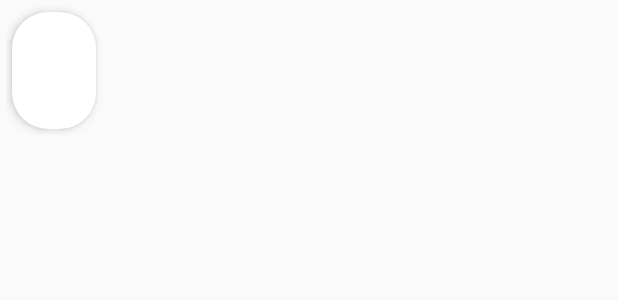
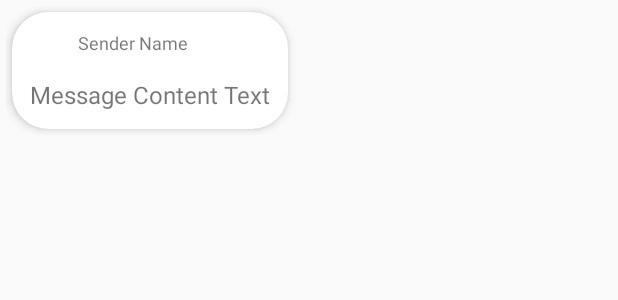
Before and after one commit to Lukas-Gelbmann/Messenger, an Android app: the layout message_item.xml on its own in the app's theme, with its tools: preview values and no code run, on a phone screen of 412 x 824 dp. Shown: the top 300 px of the screen. Run offline under Robolectric (Android 15) with nearby library versions, the phone set to English and light mode, and no system bars.

Commit message:
improve Message Bubble layout

```diff
--- a/app/src/main/res/layout/message_item.xml
+++ b/app/src/main/res/layout/message_item.xml
@@ -1,11 +1,9 @@
 <?xml version="1.0" encoding="utf-8"?>
 <layout xmlns:android="http://schemas.android.com/apk/res/android"
-    xmlns:app="http://schemas.android.com/apk/res-auto">
+    xmlns:app="http://schemas.android.com/apk/res-auto"
+    xmlns:tools="http://schemas.android.com/tools">
 
     <data>
-
-        <import type="android.view.Gravity" />
-
         <variable
             name="message"
             type="at.fhooe.mc.messenger.model.Message" />
@@ -19,19 +17,12 @@
         android:layout_width="match_parent"
         android:layout_height="wrap_content"
         android:padding="4dp">
-        <!-- TODO align message to right if sent by current user
-         why is this not working????
-         android:layout_alignParentRight="@{viewModel.messageSentByCurrentUser(message.senderId)}"
-         (Relative Layout)
-         same error with FrameLayout
-         android:layout_gravity="@{viewModel.messageSentByCurrentUser(message.senderId) ? Gravity.START : Gravity.END}" >
-            -->
 
             <androidx.cardview.widget.CardView
                 android:layout_width="wrap_content"
                 android:layout_height="wrap_content"
                 android:layout_margin="4dp"
-                app:cardBackgroundColor="@{viewModel.messageSentByCurrentUser(message.senderId) ? @color/bubbleMine : @color/bubbleOther}"
+                app:cardBackgroundColor="@{viewModel.messageSentByCurrentUser(message.senderId) ? @color/bubbleMine : @color/bubbleOther, default=@color/bubbleOther}"
                 app:cardCornerRadius="24dp"
                 app:cardElevation="4dp"
                 app:contentPadding="4dp"
@@ -60,9 +51,10 @@
                         <TextView
                             android:layout_width="match_parent"
                             android:layout_height="match_parent"
-                            android:gravity="center_vertical"
+                            android:gravity="start"
                             android:padding="8dp"
-                            android:text="@{viewModel.messageSentByCurrentUser(message.senderId) ? @string/you : viewModel.getSenderName(message.senderId), default=Sender_Name}"
+                            android:text="@{viewModel.messageSentByCurrentUser(message.senderId) ? @string/you : viewModel.getSenderName(message.senderId)}"
+                            tools:text="Sender Name"
                             android:textSize="12sp"
                             app:layout_constraintBottom_toBottomOf="parent"
                             app:layout_constraintStart_toStartOf="parent" />
@@ -74,7 +66,8 @@
                         android:layout_height="wrap_content"
                         android:gravity="center_vertical"
                         android:padding="8dp"
-                        android:text="@{message.content, default=Message_Content_Text}"
+                        android:text="@{message.content}"
+                        tools:text="Message Content Text"
                         android:textSize="16sp" />
 
                 </LinearLayout>
```
